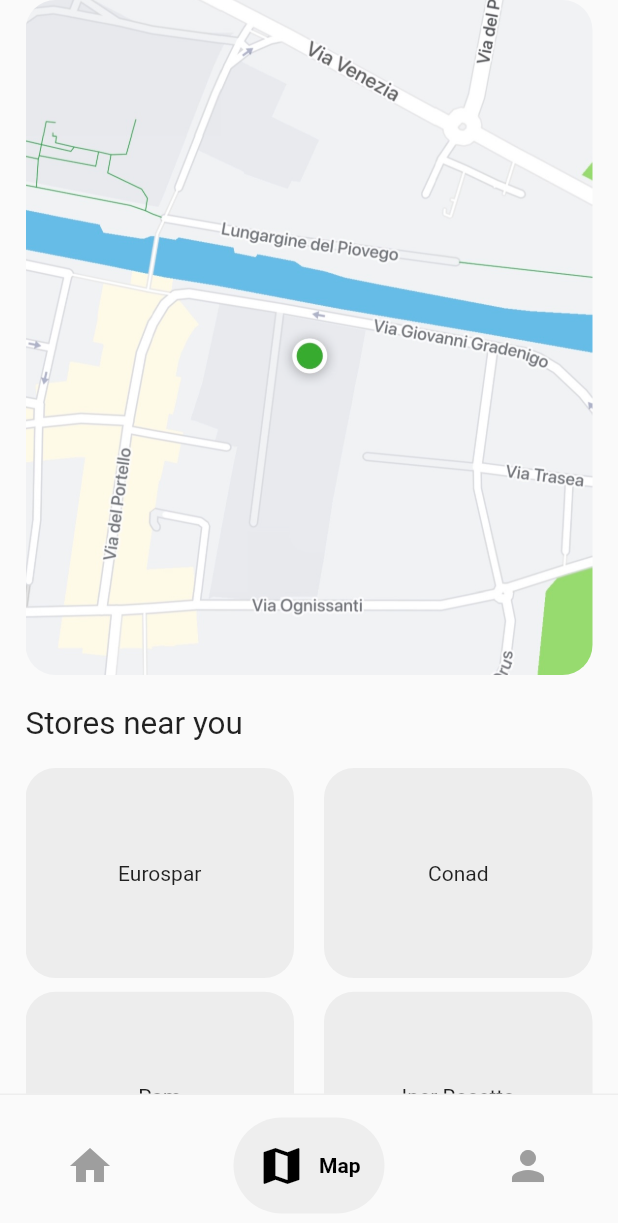
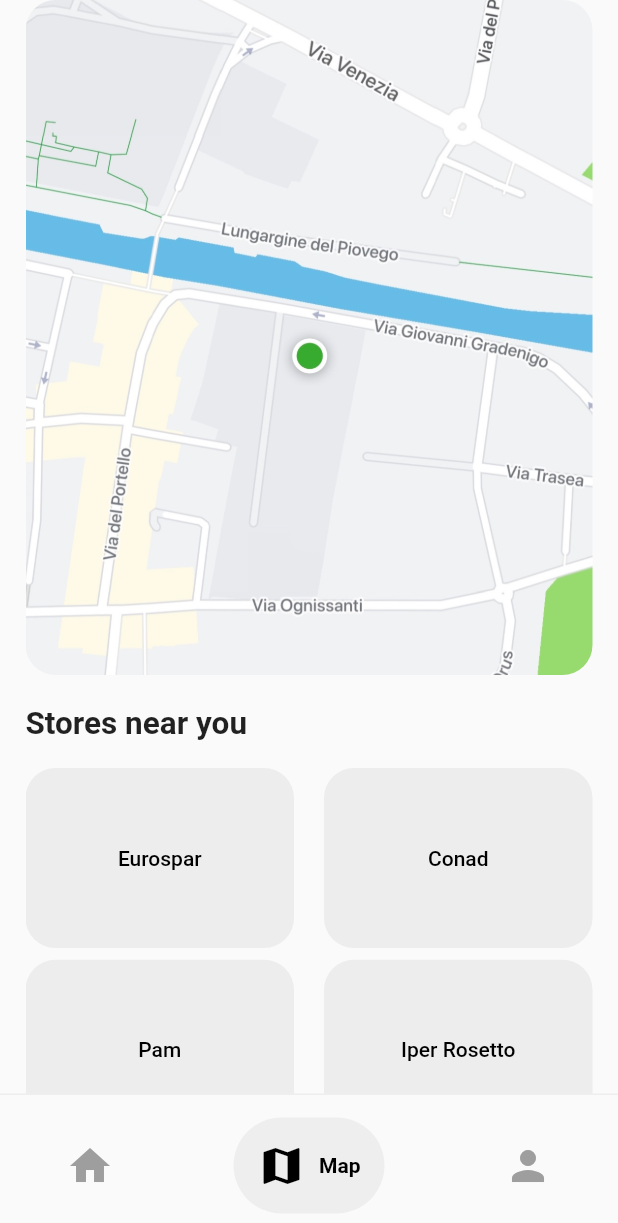
Before and after one commit to MarichenK/Biomedical-Technologies, a Flutter app: the screen it shows after launch, item 2 of the bottom bar chosen, on a phone screen of 412 x 824 dp. Shown: the top 1223 px of the screen. Run offline on Flutter 3.47's test engine with Material 2 defaults, Android fonts, the phone set to English and light mode, and no system bars; drawn by our look-alikes of google_nav_bar; our stand-ins replace fl_chart.

Commit message:
Fixed buttons on MapPage

```diff
--- a/agri_fit/lib/screens/mapPage.dart
+++ b/agri_fit/lib/screens/mapPage.dart
@@ -1,4 +1,5 @@
 import 'package:flutter/material.dart';
+import 'package:url_launcher/url_launcher.dart';
 
 final List _stores = [
     'Eurospar',
@@ -14,12 +15,23 @@
   static const route = '/map/';
   static const routename = 'Map';
 
+  Future<void> _launchURL(String url) async {
+    final Uri uri = Uri(scheme: 'https:', host: url);
+    if (!await launchUrl(
+      uri,
+      mode: LaunchMode.externalApplication,
+    )) {
+      throw 'Cannot launch url';
+    }
+  }
+
   @override
   Widget build(BuildContext context) {
     print('${MapPage.routename} built');
     return Padding(
       padding: const EdgeInsets.only(left: 17, right: 17),
       child: Scaffold(
+
           appBar: PreferredSize(
             preferredSize: Size.fromHeight(0.0),
             child: AppBar(
@@ -27,6 +39,7 @@
               elevation: 0,
             ),
           ),
+
           body: Column(
             children: [
               Container(
@@ -38,6 +51,7 @@
                       image: AssetImage('assets/map_image.jpg'),
                     )),
               ),
+
               const Padding(
                 padding: EdgeInsets.only(top: 20, bottom: 17),
                 child: Align(
@@ -45,12 +59,14 @@
                   child: Text(
                     'Stores near you',
                     textScaleFactor: 1.5,
+                    style: TextStyle(fontWeight: FontWeight.bold)
                   ),
                 ),
               ),
+
               Expanded(
                 child: GridView.count(
-                    childAspectRatio: 1.2,
+                    childAspectRatio: 1.4,
                     crossAxisSpacing: 20,
                     crossAxisCount: 2,
 
@@ -59,14 +75,21 @@
                           child: Column(
                         mainAxisAlignment: MainAxisAlignment.spaceBetween,
                         children: [
-                          Container(
-                            height: 140,
-                            decoration: const BoxDecoration(
-                                color: Color.fromARGB(255, 237, 237, 237),
-                                borderRadius:
-                                    BorderRadius.all(Radius.circular(20))),
-                            child: Center(
-                              child: Text(_stores[index]),
+                          SizedBox(
+                            height: 120,
+                            child: ElevatedButton(
+
+                              style: ButtonStyle(
+                                elevation: const MaterialStatePropertyAll(0),
+                                backgroundColor: const MaterialStatePropertyAll(Color.fromARGB(255, 237, 237, 237)),
+                                foregroundColor: const MaterialStatePropertyAll(Colors.black),
+                                shape: MaterialStatePropertyAll(RoundedRectangleBorder(borderRadius: BorderRadius.circular(20)))
+                              ),
+                              onPressed: () {/*_launchURL('www.vg.no/');*/},
+
+                              child: Center(
+                                child: Text(_stores[index]),
+                              ),
                             ),
                           ),
                         ],
--- a/agri_fit/pubspec.yaml
+++ b/agri_fit/pubspec.yaml
@@ -11,6 +11,7 @@
     sdk: flutter
   google_nav_bar: ^5.0.6
   fl_chart: ^0.62.0
+  url_launcher: ^6.1.11
 
 dev_dependencies:
   flutter_test:
```
Also changed, not shown: agri_fit/pubspec.lock, 5 other files.
